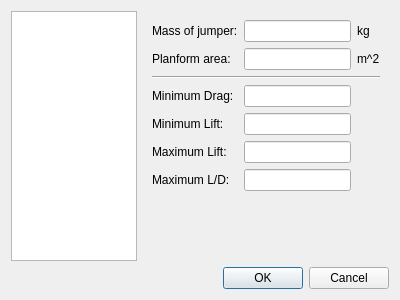
flysight/flysight-viewer-qt, file src/configdialog.ui: the form before one commit.
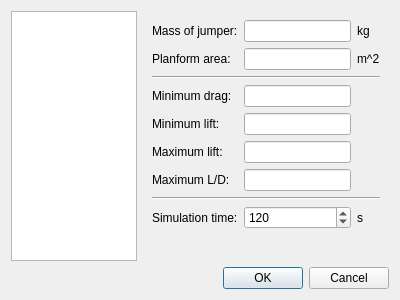
The form after the commit.

Commit message: Set simulation time in preferences

Patch:
```diff
--- a/src/configdialog.ui
+++ b/src/configdialog.ui
@@ -118,9 +118,6 @@
              </property>
             </widget>
            </item>
-           <item row="0" column="1">
-            <widget class="QLineEdit" name="massEdit"/>
-           </item>
            <item row="0" column="2">
             <widget class="QLabel" name="label_7">
              <property name="text">
@@ -135,9 +132,6 @@
              </property>
             </widget>
            </item>
-           <item row="1" column="1">
-            <widget class="QLineEdit" name="areaEdit"/>
-           </item>
            <item row="1" column="2">
             <widget class="QLabel" name="label_9">
              <property name="text">
@@ -145,6 +139,9 @@
              </property>
             </widget>
            </item>
+           <item row="1" column="1">
+            <widget class="QLineEdit" name="areaEdit"/>
+           </item>
            <item row="2" column="0" colspan="3">
             <widget class="Line" name="line">
              <property name="orientation">
@@ -152,35 +149,38 @@
              </property>
             </widget>
            </item>
-           <item row="3" column="0">
-            <widget class="QLabel" name="label_12">
-             <property name="text">
-              <string>Minimum Drag:</string>
-             </property>
-            </widget>
+           <item row="0" column="1">
+            <widget class="QLineEdit" name="massEdit"/>
            </item>
            <item row="3" column="1">
             <widget class="QLineEdit" name="minDragEdit"/>
            </item>
-           <item row="4" column="0">
-            <widget class="QLabel" name="label_15">
-             <property name="text">
-              <string>Minimum Lift:</string>
-             </property>
-            </widget>
-           </item>
            <item row="4" column="1">
             <widget class="QLineEdit" name="minLiftEdit"/>
            </item>
+           <item row="4" column="0">
+            <widget class="QLabel" name="label_15">
+             <property name="text">
+              <string>Minimum lift:</string>
+             </property>
+            </widget>
+           </item>
            <item row="5" column="0">
             <widget class="QLabel" name="label_13">
              <property name="text">
-              <string>Maximum Lift:</string>
+              <string>Maximum lift:</string>
              </property>
             </widget>
            </item>
-           <item row="5" column="1">
-            <widget class="QLineEdit" name="maxLiftEdit"/>
+           <item row="3" column="0">
+            <widget class="QLabel" name="label_12">
+             <property name="text">
+              <string>Minimum drag:</string>
+             </property>
+            </widget>
+           </item>
+           <item row="6" column="1">
+            <widget class="QLineEdit" name="maxLDEdit"/>
            </item>
            <item row="6" column="0">
             <widget class="QLabel" name="label_14">
@@ -189,10 +189,7 @@
              </property>
             </widget>
            </item>
-           <item row="6" column="1">
-            <widget class="QLineEdit" name="maxLDEdit"/>
-           </item>
-           <item row="7" column="1">
+           <item row="10" column="1">
             <spacer name="verticalSpacer_3">
              <property name="orientation">
               <enum>Qt::Vertical</enum>
@@ -205,6 +202,43 @@
              </property>
             </spacer>
            </item>
+           <item row="5" column="1">
+            <widget class="QLineEdit" name="maxLiftEdit"/>
+           </item>
+           <item row="7" column="0" colspan="3">
+            <widget class="Line" name="line_2">
+             <property name="orientation">
+              <enum>Qt::Horizontal</enum>
+             </property>
+            </widget>
+           </item>
+           <item row="9" column="0">
+            <widget class="QLabel" name="label_5">
+             <property name="text">
+              <string>Simulation time:</string>
+             </property>
+            </widget>
+           </item>
+           <item row="9" column="2">
+            <widget class="QLabel" name="label_4">
+             <property name="text">
+              <string>s</string>
+             </property>
+            </widget>
+           </item>
+           <item row="9" column="1">
+            <widget class="QSpinBox" name="simTimeSpinBox">
+             <property name="maximum">
+              <number>10000</number>
+             </property>
+             <property name="singleStep">
+              <number>4</number>
+             </property>
+             <property name="value">
+              <number>120</number>
+             </property>
+            </widget>
+           </item>
           </layout>
          </widget>
         </widget>
```
The commit also changes 4 other files.
